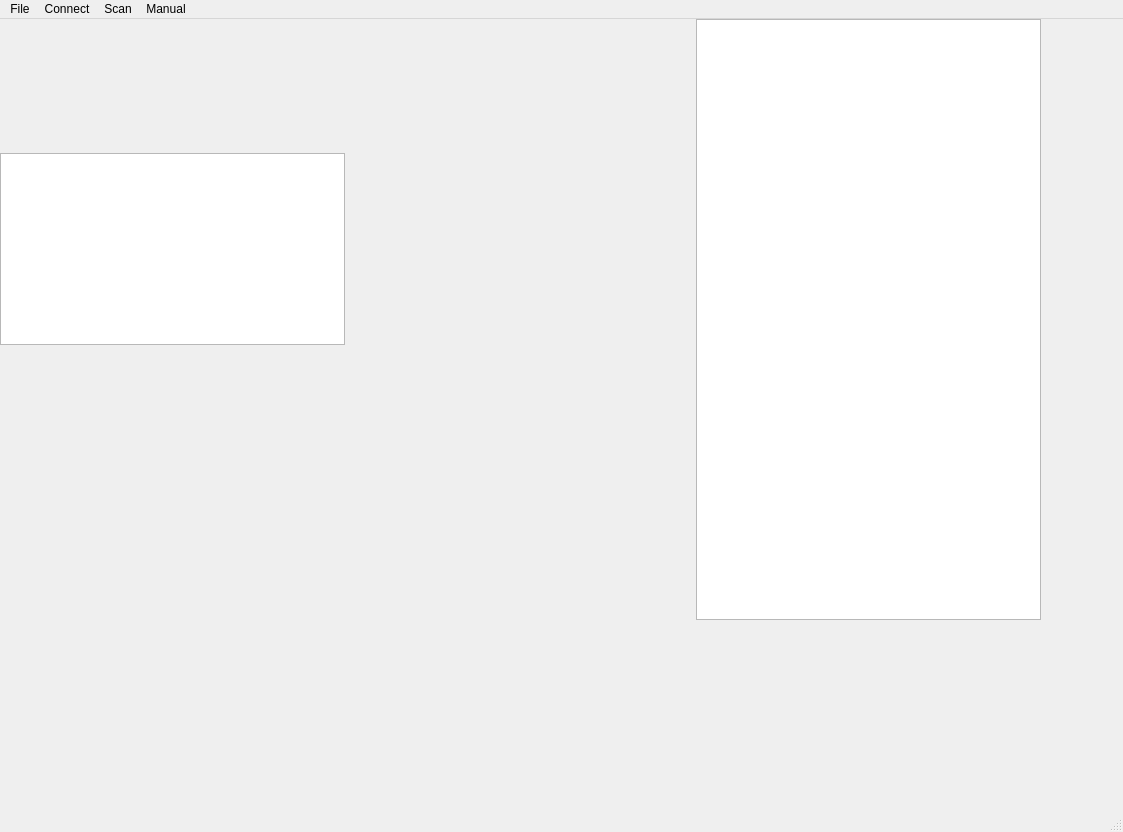
Old version of the form cipher.ui in the repository bheins/ciphersolver.
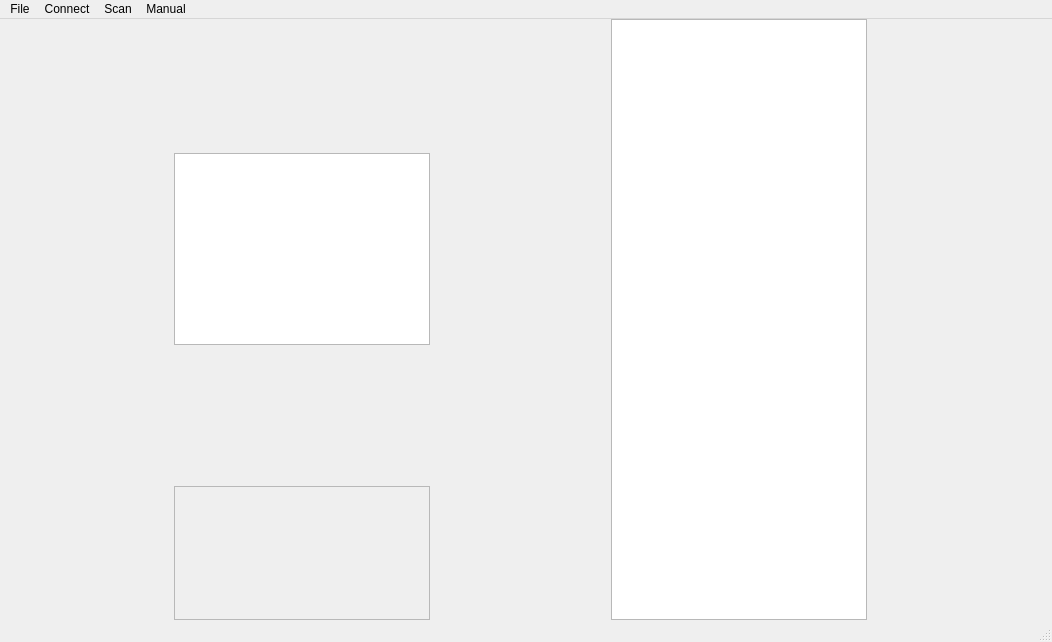
New version of the form.

What changed in the file:
```diff
--- a/cipher.ui
+++ b/cipher.ui
@@ -6,8 +6,8 @@
    <rect>
     <x>0</x>
     <y>0</y>
-    <width>1123</width>
-    <height>832</height>
+    <width>1052</width>
+    <height>642</height>
    </rect>
   </property>
   <property name="windowTitle">
@@ -23,41 +23,22 @@
       <height>601</height>
      </rect>
     </property>
-    <layout class="QHBoxLayout" name="horizontalLayout">
+    <layout class="QHBoxLayout" name="horizontalLayout" stretch="0,0,0,0,0">
+     <item>
+      <spacer name="horizontalSpacer_3">
+       <property name="orientation">
+        <enum>Qt::Horizontal</enum>
+       </property>
+       <property name="sizeHint" stdset="0">
+        <size>
+         <width>40</width>
+         <height>20</height>
+        </size>
+       </property>
+      </spacer>
+     </item>
      <item>
       <layout class="QVBoxLayout" name="verticalLayout">
-       <item>
-        <spacer name="verticalSpacer">
-         <property name="orientation">
-          <enum>Qt::Vertical</enum>
-         </property>
-         <property name="sizeHint" stdset="0">
-          <size>
-           <width>20</width>
-           <height>40</height>
-          </size>
-         </property>
-        </spacer>
-       </item>
-       <item>
-        <widget class="QTextBrowser" name="cipherentry"/>
-       </item>
-       <item>
-        <spacer name="verticalSpacer_2">
-         <property name="orientation">
-          <enum>Qt::Vertical</enum>
-         </property>
-         <property name="sizeHint" stdset="0">
-          <size>
-           <width>20</width>
-           <height>40</height>
-          </size>
-         </property>
-        </spacer>
-       </item>
-       <item>
-        <widget class="QWidget" name="widget" native="true"/>
-       </item>
        <item>
         <spacer name="verticalSpacer_3">
          <property name="orientation">
@@ -71,6 +52,54 @@
          </property>
         </spacer>
        </item>
+       <item>
+        <widget class="QTextEdit" name="textEdit"/>
+       </item>
+       <item>
+        <spacer name="verticalSpacer">
+         <property name="orientation">
+          <enum>Qt::Vertical</enum>
+         </property>
+         <property name="sizeHint" stdset="0">
+          <size>
+           <width>20</width>
+           <height>40</height>
+          </size>
+         </property>
+        </spacer>
+       </item>
+       <item>
+        <widget class="QFrame" name="solverframe">
+         <property name="sizePolicy">
+          <sizepolicy hsizetype="MinimumExpanding" vsizetype="MinimumExpanding">
+           <horstretch>0</horstretch>
+           <verstretch>0</verstretch>
+          </sizepolicy>
+         </property>
+         <property name="frameShape">
+          <enum>QFrame::StyledPanel</enum>
+         </property>
+         <property name="frameShadow">
+          <enum>QFrame::Raised</enum>
+         </property>
+         <widget class="QWidget" name="solver" native="true">
+          <property name="geometry">
+           <rect>
+            <x>0</x>
+            <y>0</y>
+            <width>256</width>
+            <height>0</height>
+           </rect>
+          </property>
+          <property name="sizePolicy">
+           <sizepolicy hsizetype="MinimumExpanding" vsizetype="MinimumExpanding">
+            <horstretch>1</horstretch>
+            <verstretch>1</verstretch>
+           </sizepolicy>
+          </property>
+         </widget>
+        </widget>
+       </item>
       </layout>
      </item>
      <item>
@@ -89,6 +118,19 @@
      <item>
       <widget class="QListWidget" name="wordlist"/>
      </item>
+     <item>
+      <spacer name="horizontalSpacer">
+       <property name="orientation">
+        <enum>Qt::Horizontal</enum>
+       </property>
+       <property name="sizeHint" stdset="0">
+        <size>
+         <width>40</width>
+         <height>20</height>
+        </size>
+       </property>
+      </spacer>
+     </item>
     </layout>
    </widget>
   </widget>
@@ -97,7 +139,7 @@
     <rect>
      <x>0</x>
      <y>0</y>
-     <width>1123</width>
+     <width>1052</width>
      <height>21</height>
     </rect>
    </property>
```
